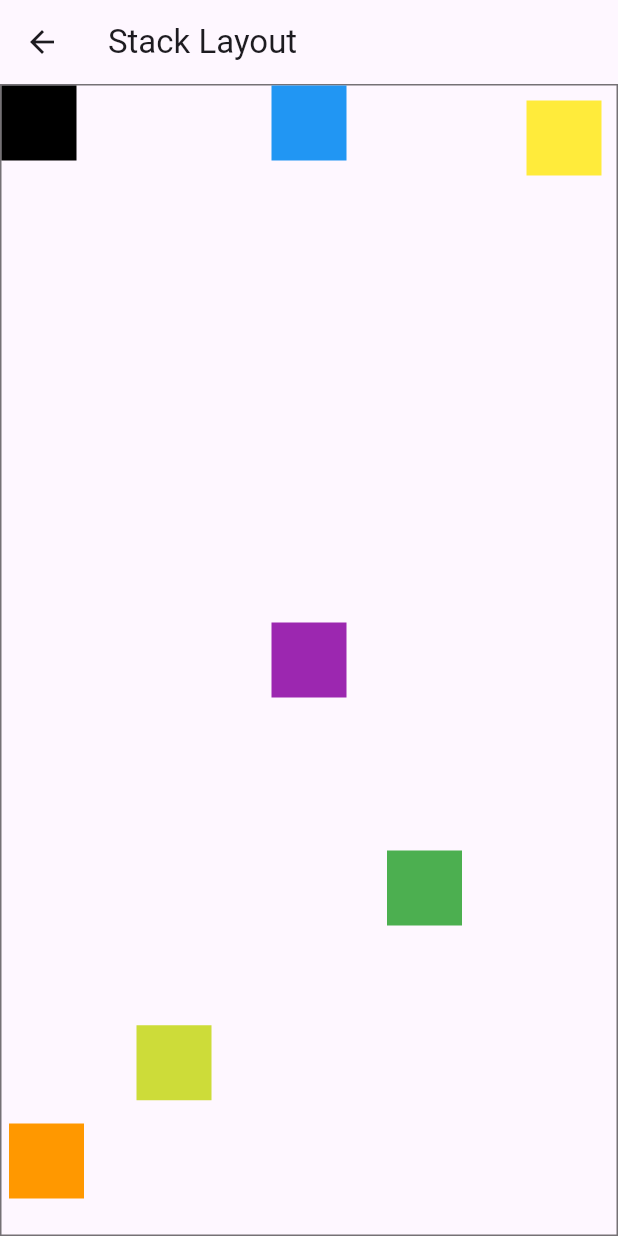
After one commit to Zero0242/fl_bases_app, a Flutter app: the StackLayoutScreen screen opened by its route, on a phone screen of 412 x 824 dp. The commit adds this screen. Run offline on Flutter 3.47's test engine with Material 3 defaults, Android fonts, the light colour scheme and no system bars; network calls fail.

Commit message:
[LAYOUT]
> ejemplos de layout

```diff
--- /dev/null
+++ b/lib/app/layouts/stack_layout_screen.dart
@@ -0,0 +1,50 @@
+import 'package:flutter/material.dart';
+
+class StackLayoutScreen extends StatelessWidget {
+  const StackLayoutScreen({super.key});
+
+  /// App Route is: `/layouts/stack`
+  static const String route = '/layouts/stack';
+
+  @override
+  Widget build(BuildContext context) {
+    // * Utilidad para obtener las dimensiones de la pantalla
+    final size = MediaQuery.of(context).size;
+    return Scaffold(
+      appBar: AppBar(title: Text('Stack Layout')),
+      body: Container(
+        height: size.height,
+        width: size.width,
+        decoration: BoxDecoration(border: Border.all(color: Colors.black54)),
+        child: Stack(
+          children: [
+            paintedBox(Colors.black),
+            // * Alineacion mediante positioned
+            Positioned(right: 10, top: 10, child: paintedBox(Colors.yellow)),
+            Positioned(bottom: 24, left: 5, child: paintedBox(Colors.orange)),
+            // * Alineacion mediante Align
+            Align(alignment: Alignment(0, 0), child: paintedBox(Colors.purple)),
+            Align(
+              alignment: Alignment.topCenter,
+              child: paintedBox(Colors.blue),
+            ),
+            // * Más ejemplos de alineacion
+            Positioned(
+              bottom: size.height * 0.25,
+              right: size.width * 0.25,
+              child: paintedBox(Colors.green),
+            ),
+            Align(
+              alignment: Alignment(-0.5, 0.75),
+              child: paintedBox(Colors.lime),
+            ),
+          ],
+        ),
+      ),
+    );
+  }
+
+  Widget paintedBox(Color color) {
+    return Container(height: 50, width: 50, color: color);
+  }
+}
--- a/lib/app/routes.dart
+++ b/lib/app/routes.dart
@@ -3,5 +3,6 @@ export 'counters/counter_timer_screen.dart';
 export 'layouts/grid_layout_screen.dart';
 export 'layouts/horizontal_layout_screen.dart';
 export 'layouts/scrollable_layout_screen.dart';
+export 'layouts/stack_layout_screen.dart';
 export 'layouts/vertical_layout_screen.dart';
 export 'home_screen.dart';
--- a/lib/config/router/app_router.dart
+++ b/lib/config/router/app_router.dart
@@ -5,16 +5,19 @@ class AppRouter {
   static const String initialRoute = HomeScreen.route;
 
   static final routes = {
+    // * Rutas principal
     HomeScreen.route: (context) => HomeScreen(),
-    // * Ruta con argumentos
+    // * Rutas de conteo
     CounterScreen.route: (context) {
       final count = ModalRoute.of(context)!.settings.arguments as int?;
       return CounterScreen(initialCount: count);
     },
     CounterTimerScreen.route: (context) => CounterTimerScreen(),
+    // * Rutas de layout
     GridLayoutScreen.route: (context) => GridLayoutScreen(),
     VerticalLayoutScreen.route: (context) => VerticalLayoutScreen(),
     HorizontalLayoutScreen.route: (context) => HorizontalLayoutScreen(),
+    StackLayoutScreen.route: (context) => StackLayoutScreen(),
     ScrollableLayoutScreen.route: (context) => ScrollableLayoutScreen(),
   };
 }
```
Also changed, not shown: lib/app/home_screen.dart (+71 -19 lines), lib/app/layouts/grid_layout_screen.dart (+29 -2 lines), lib/app/layouts/horizontal_layout_screen.dart (+12 -2 lines), lib/app/layouts/scrollable_layout_screen.dart (+70 -2 lines), lib/app/layouts/vertical_layout_screen.dart (+12 -2 lines).
